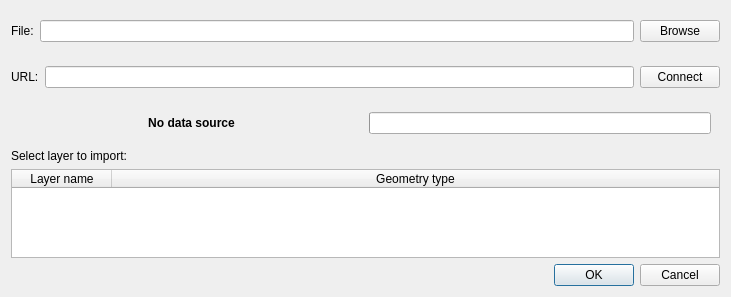
Old version of the form src/builderexts/import.spatial-graph.ogr-gdal/SourceAddDialog.ui in the repository OpenFLUID/openfluid.
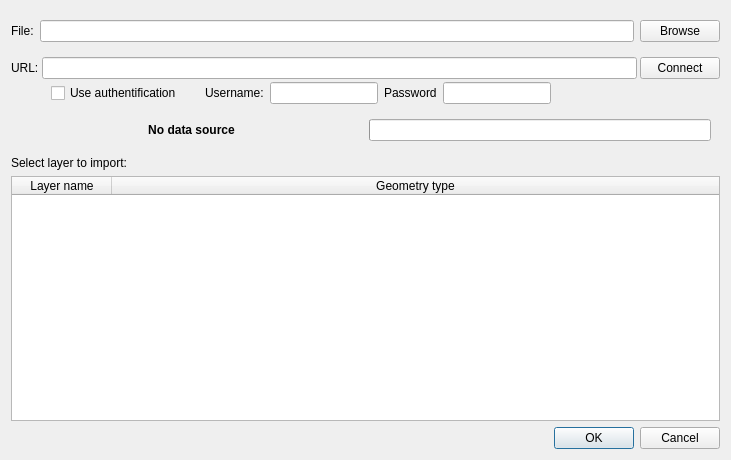
New version of the form.

```diff
--- a/src/builderexts/import.spatial-graph.ogr-gdal/SourceAddDialog.ui
+++ b/src/builderexts/import.spatial-graph.ogr-gdal/SourceAddDialog.ui
@@ -7,7 +7,7 @@
     <x>0</x>
     <y>0</y>
     <width>731</width>
-    <height>297</height>
+    <height>460</height>
    </rect>
   </property>
   <property name="windowTitle">
@@ -23,6 +23,9 @@
       <property name="rightMargin">
        <number>0</number>
       </property>
+      <property name="bottomMargin">
+       <number>0</number>
+      </property>
       <item>
        <widget class="QLabel" name="label_3">
         <property name="text">
@@ -49,29 +52,121 @@
    </item>
    <item>
     <widget class="QWidget" name="URLConnectWidget" native="true">
-     <layout class="QHBoxLayout" name="horizontalLayout_2">
+     <layout class="QVBoxLayout" name="verticalLayout_2">
+      <property name="spacing">
+       <number>3</number>
+      </property>
       <property name="leftMargin">
        <number>0</number>
       </property>
       <property name="rightMargin">
        <number>0</number>
       </property>
+      <property name="bottomMargin">
+       <number>0</number>
+      </property>
       <item>
-       <widget class="QLabel" name="label">
-        <property name="text">
-         <string>URL:</string>
-        </property>
-       </widget>
+       <layout class="QHBoxLayout" name="horizontalLayout_2">
+        <item>
+         <widget class="QLabel" name="label">
+          <property name="text">
+           <string>URL:</string>
+          </property>
+         </widget>
+        </item>
+        <item>
+         <widget class="QLineEdit" name="URLLineEdit"/>
+        </item>
+        <item>
+         <widget class="QPushButton" name="ConnectButton">
+          <property name="text">
+           <string>Connect</string>
+          </property>
+         </widget>
+        </item>
+       </layout>
       </item>
       <item>
-       <widget class="QLineEdit" name="URLLineEdit"/>
-      </item>
-      <item>
-       <widget class="QPushButton" name="ConnectButton">
-        <property name="text">
-         <string>Connect</string>
-        </property>
-       </widget>
+       <layout class="QHBoxLayout" name="horizontalLayout_3">
+        <item>
+         <spacer name="horizontalSpacer">
+          <property name="orientation">
+           <enum>Qt::Horizontal</enum>
+          </property>
+          <property name="sizeType">
+           <enum>QSizePolicy::Fixed</enum>
+          </property>
+          <property name="sizeHint" stdset="0">
+           <size>
+            <width>40</width>
+            <height>20</height>
+           </size>
+          </property>
+         </spacer>
+        </item>
+        <item>
+         <widget class="QCheckBox" name="AuthCheckBox">
+          <property name="text">
+           <string>Use authentification</string>
+          </property>
+         </widget>
+        </item>
+        <item>
+         <widget class="QWidget" name="AuthWidget" native="true">
+          <layout class="QHBoxLayout" name="horizontalLayout_5">
+           <property name="leftMargin">
+            <number>20</number>
+           </property>
+           <property name="topMargin">
+            <number>0</number>
+           </property>
+           <property name="rightMargin">
+            <number>0</number>
+           </property>
+           <property name="bottomMargin">
+            <number>0</number>
+           </property>
+           <item>
+            <widget class="QLabel" name="label_4">
+             <property name="text">
+              <string>Username:</string>
+             </property>
+            </widget>
+           </item>
+           <item>
+            <widget class="QLineEdit" name="UsernameLineEdit"/>
+           </item>
+           <item>
+            <widget class="QLabel" name="label_5">
+             <property name="text">
+              <string>Password</string>
+             </property>
+            </widget>
+           </item>
+           <item>
+            <widget class="QLineEdit" name="PasswordLineEdit">
+             <property name="echoMode">
+              <enum>QLineEdit::Password</enum>
+             </property>
+            </widget>
+           </item>
+          </layout>
+         </widget>
+        </item>
+        <item>
+         <spacer name="horizontalSpacer_2">
+          <property name="orientation">
+           <enum>Qt::Horizontal</enum>
+          </property>
+          <property name="sizeHint" stdset="0">
+           <size>
+            <width>40</width>
+            <height>20</height>
+           </size>
+          </property>
+         </spacer>
+        </item>
+       </layout>
       </item>
      </layout>
     </widget>
```
